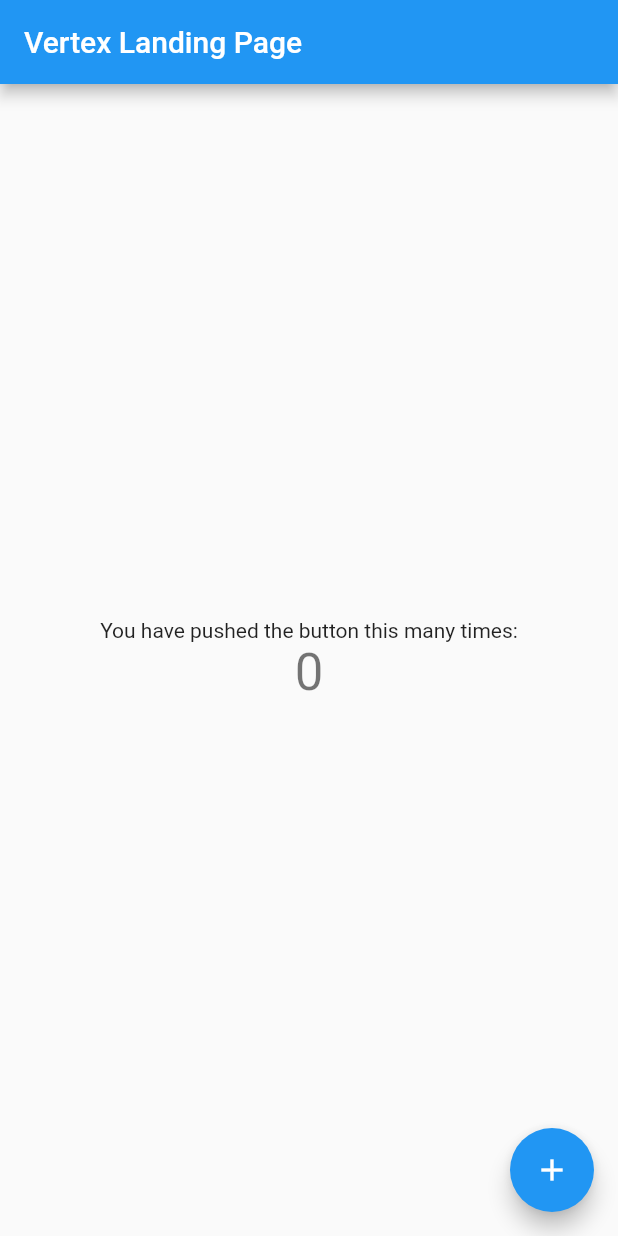
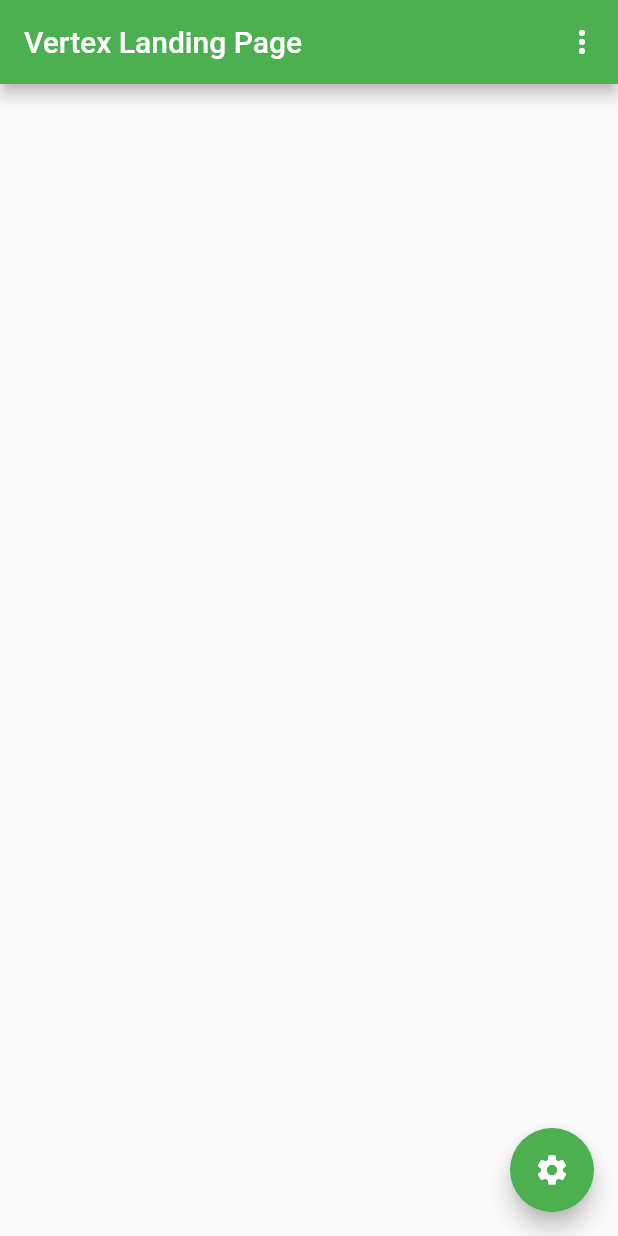
Before and after one commit to VertexChat/vertex, a Flutter app: the screen it shows after launch, on a phone screen of 412 x 824 dp. Run offline on Flutter 3.47's test engine with Material 2 defaults, Android fonts, the phone set to English and light mode, and no system bars.

Commit message:
Add Classes to Settings Page
Playing around with the construction of things, still working on building a semi-decent UI

```diff
--- a/ui/lib/main.dart
+++ b/ui/lib/main.dart
@@ -1,17 +1,19 @@
 import 'package:flutter/material.dart';
+import 'package:vertex_ui/src/pages/settings/constants.dart';
+import 'package:vertex_ui/src/pages/settings/settings.dart';
 
 /// Call to run App Root (App starts here)
-void main() => runApp(Vertex_UI()); // Vertex_UI -> App root call to
+void main() => runApp(UI()); // Vertex_UI -> App root call to
 
 /// App Root
-class Vertex_UI extends StatelessWidget {
+class UI extends StatelessWidget {
   @override
   Widget build(BuildContext context) {
     return MaterialApp(
       title: 'Vertex',
       theme: ThemeData(
         /// App theme-ing here
-        primarySwatch: Colors.blue,
+        primarySwatch: Colors.green,
       ),
       home: VertexLanding(landingTitle: 'Vertex Landing Page'),
 
@@ -39,17 +41,6 @@ class VertexLanding extends StatefulWidget {
 
 /// Stateless class
 class _VertexLandingState extends State<VertexLanding> {
-  int _counter = 0;
-
-  /// Debugging variable used for counter
-
-  /// Debugging method used for initial setup of Flutter
-  void _incrementCounter() {
-    /// setState calls build method below
-    setState(() {
-      _counter++;
-    });
-  }
 
   /// Build is run and rerun every time above method, setState, is called
   @override
@@ -60,29 +51,27 @@ class _VertexLandingState extends State<VertexLanding> {
       appBar: AppBar(
         /// Setting AppBar title here
         title: Text(widget.landingTitle),
+        actions: <Widget>[
+          PopupMenuButton<String>(
+            onSelected: choiceAction,
+            itemBuilder: (BuildContext context) {
+              // loop through objects (map) and apply function
+              return Constants.choices.map((String choice) {
+                return PopupMenuItem<String>(
+                    value: choice, child: Text(choice));
+              }).toList();
+            },
+          )
+        ],
       ),
 
-      /// Center: A widget that centers its child within itself
-      body: Center(
-        /// Column: A Column is a widget used to display child widgets in a vertical manner.
-        /// We can update this to be whatever we like.
-        child: Column(
-          mainAxisAlignment: MainAxisAlignment.center,
-          children: <Widget>[
-            Text(
-              'You have pushed the button this many times:',
-            ),
-            Text(
-              '$_counter',
-              style: Theme.of(context).textTheme.display1,
-            ),
-          ],
-        ),
-      ),
       floatingActionButton: FloatingActionButton(
-        onPressed: _incrementCounter,
-        tooltip: 'Increment',
-        child: Icon(Icons.add),
+        onPressed: () {
+          Navigator.push(context,
+              MaterialPageRoute(builder: (context) => SettingsRoute()));
+        },
+        tooltip: 'Settings',
+        child: Icon(Icons.settings),
       ),
     );
   }
--- /dev/null
+++ b/ui/lib/src/pages/settings/constants.dart
@@ -0,0 +1,9 @@
+/// This class is for settings for re-usablilty
+class Constants {
+  static const String settings = 'Settings';
+  static const String subscribe = "Subscribe";
+  static const String signOut = 'Sign Out';
+
+  // Create list of resources
+  static const List<String> choices = <String>[settings, subscribe, signOut];
+}
```
Also changed, not shown: ui/lib/src/pages/settings/settings.dart (added, +85 -0 lines), 2 other files.
